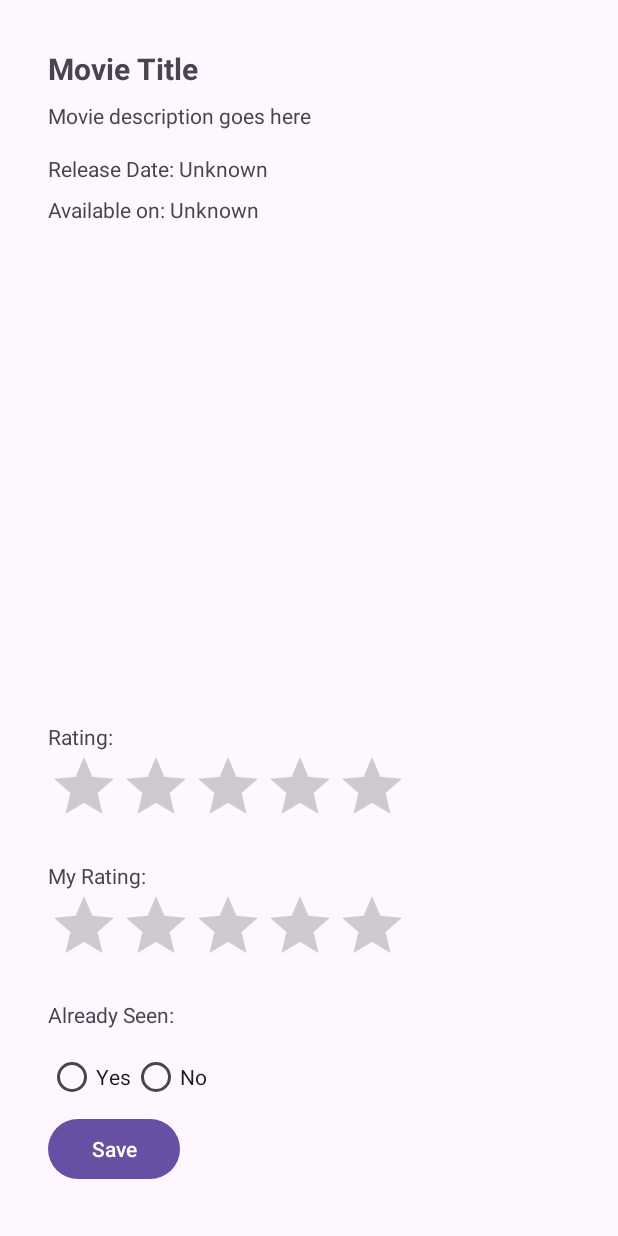
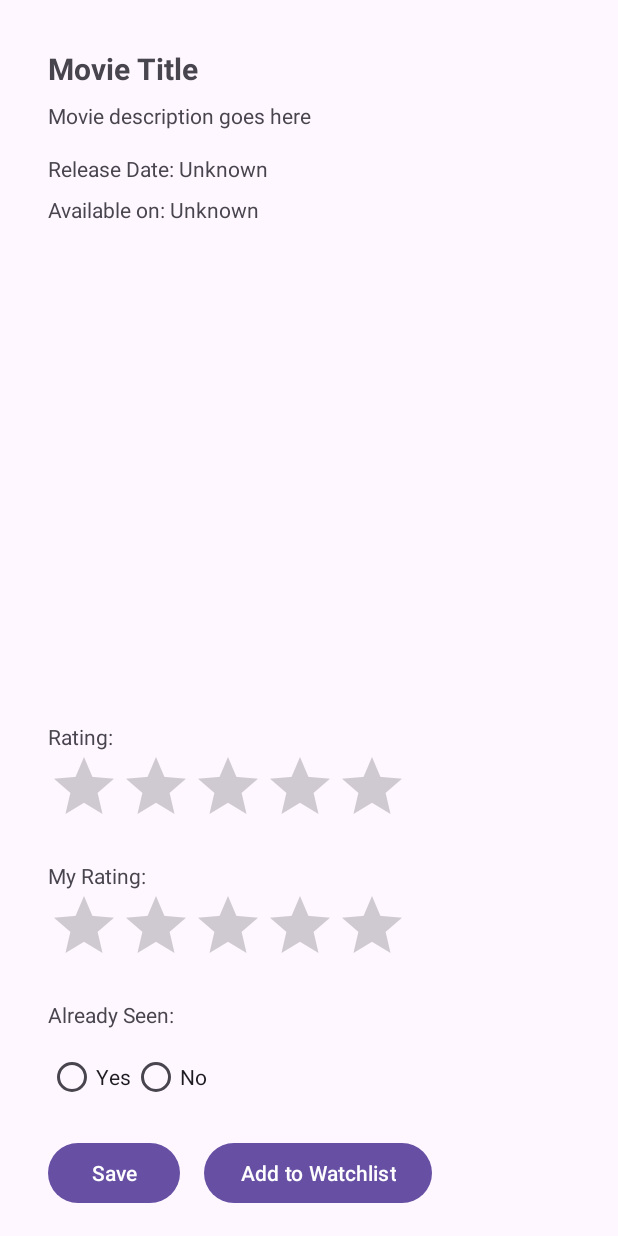
Before and after one commit to salmatx/MovieLibrary, an Android app: the MovieDetailActivity screen opened directly, with no data from a screen before it, on a phone screen of 412 x 824 dp. Run offline under Robolectric (Android 15) with nearby library versions, the phone set to English and light mode, and no system bars; our stand-ins replace Timber; pictures from the network do not load; 1 statement that could not run was skipped.

Commit message:
Added saving movies to watchlist

```diff
--- a/app/src/main/res/layout/activity_movie_detail.xml
+++ b/app/src/main/res/layout/activity_movie_detail.xml
@@ -77,7 +77,6 @@
             android:numStars="5"
             android:stepSize="1.0" />
 
-        <!-- Already Seen Section -->
         <TextView
             android:id="@+id/alreadySeenLabel"
             android:layout_width="wrap_content"
@@ -105,11 +104,26 @@
                 android:text="No" />
         </RadioGroup>
 
-        <Button
-            android:id="@+id/saveButton"
-            android:layout_width="wrap_content"
+        <LinearLayout
+            android:layout_width="match_parent"
             android:layout_height="wrap_content"
-            android:text="Save" />
+            android:orientation="horizontal"
+            android:layout_marginTop="16dp"
+            android:gravity="start">
+
+            <Button
+                android:id="@+id/saveButton"
+                android:layout_width="wrap_content"
+                android:layout_height="wrap_content"
+                android:text="Save" />
+
+            <Button
+                android:id="@+id/addToWatchlistButton"
+                android:layout_width="wrap_content"
+                android:layout_height="wrap_content"
+                android:layout_marginStart="16dp"
+                android:text="Add to Watchlist" />
+        </LinearLayout>
 
     </LinearLayout>
 </ScrollView>
```
Also changed, not shown: app/src/main/java/com/example/movielibrary/MovieDetailActivity.kt (+20 -0 lines).
